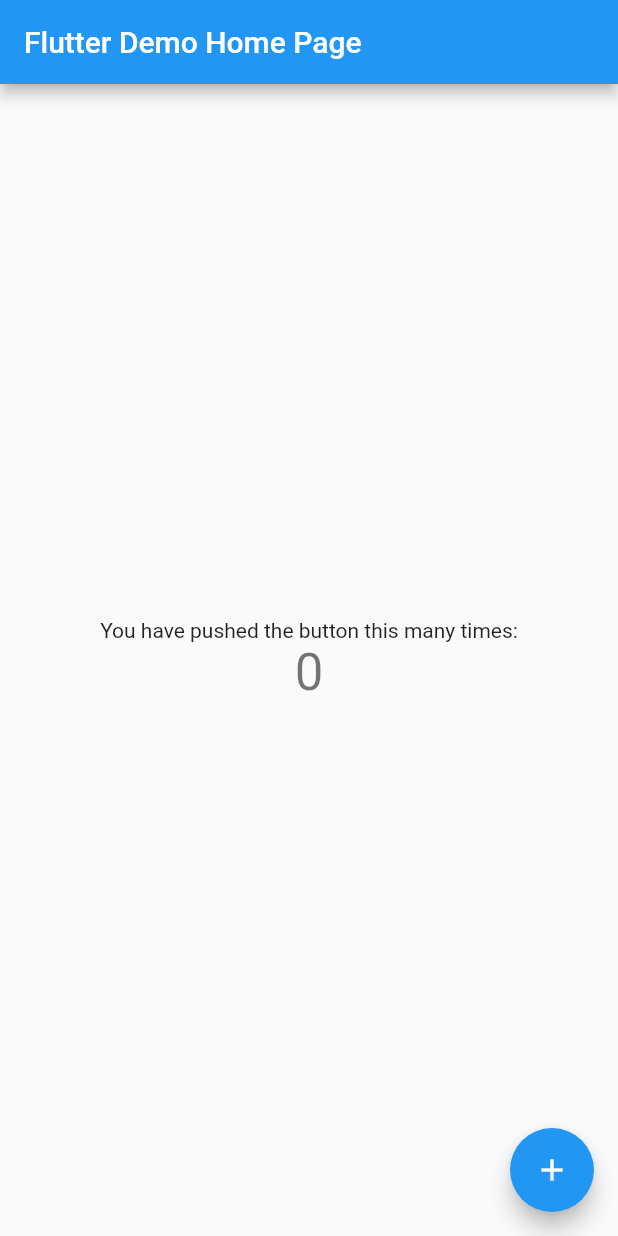
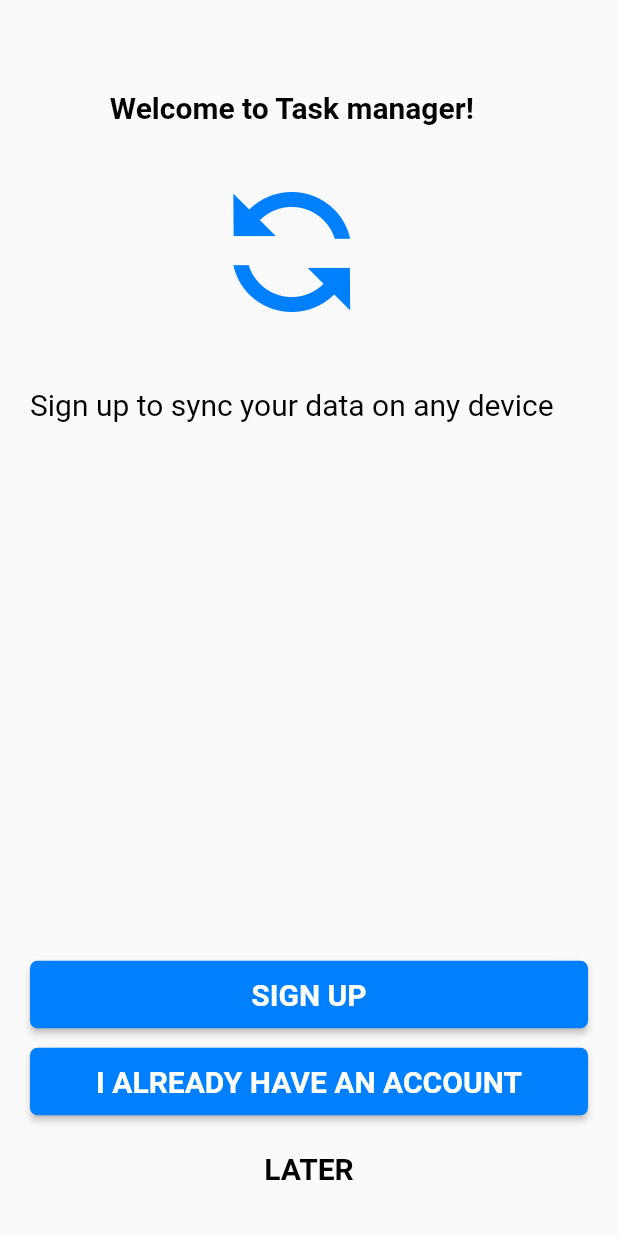
Before and after one commit to monke-master/Clean-task-manager-, a Flutter app: the screen it shows after launch, on a phone screen of 412 x 824 dp. Run offline on Flutter 3.47's test engine with Material 2 defaults, Android fonts, the phone set to English and light mode, and no system bars; our stand-ins replace flutter_svg; missing offline and left inert: localstore; generated files the repository leaves out were written again; project files that could hold a hidden picture were left out.

```diff
--- /dev/null
+++ b/l10n.yaml
@@ -0,0 +1,3 @@
+arb-dir: lib/l10n
+template-arb-file: app_en.arb
+output-localization-file: app_localizations.dart
--- a/lib/helpers/string_helper.dart
+++ b/lib/helpers/string_helper.dart
@@ -4,4 +4,8 @@ class StringHelper {
     return badId.split("\\")[2];
   }
 
+  static bool isValidEmail(String email) {
+    RegExp regExp = RegExp("^[a-zA-Z0-9_.+-]+@[a-zA-Z0-9_.+-]+(")
+  }
+
 }
--- /dev/null
+++ b/lib/l10n/app_en.arb
@@ -0,0 +1,13 @@
+{
+    "welcome": "Welcome to Task manager!",
+    "signUp": "SIGN UP",
+    "haveAccount": "I ALREADY HAVE AN ACCOUNT",
+    "signUpTip": "Sign up to sync your data on any device",
+    "later": "LATER",
+    "registration": "Registration",
+    "email": "Email",
+    "weWillSendCode": "We will send confirmation code to your email address.",
+    "next": "Next",
+    "code": "Code",
+    "sendNewCode": "Send new code:"
+}
--- a/lib/main.dart
+++ b/lib/main.dart
@@ -1,118 +1,50 @@
 import 'package:flutter/material.dart';
+import 'package:flutter_localizations/flutter_localizations.dart';
 import 'package:localstore/localstore.dart';
-import 'package:task_manager_arch/repository/local_database.dart';
+
+import 'package:flutter_gen/gen_l10n/app_localizations.dart';
+import 'package:task_manager_arch/view/app_route_builder.dart';
+import 'package:task_manager_arch/view/code_page.dart';
+import 'package:task_manager_arch/view/registration_page.dart';
+import 'package:task_manager_arch/view/start_page.dart';
 
 Future<void> main() async {
   runApp(const MyApp());
-  Localstore store = Localstore.instance;
 }
 
 class MyApp extends StatelessWidget {
   const MyApp({Key? key}) : super(key: key);
 
-  // This widget is the root of your application.
   @override
   Widget build(BuildContext context) {
     return MaterialApp(
+      localizationsDelegates: const [
+        AppLocalizations.delegate,
+        GlobalMaterialLocalizations.delegate,
+        GlobalWidgetsLocalizations.delegate,
+        GlobalCupertinoLocalizations.delegate,
+      ],
+      supportedLocales: const [
+        Locale('en', ''),
+        Locale('ru', '')
+      ],
       title: 'Flutter Demo',
       theme: ThemeData(
-        // This is the theme of your application.
-        //
-        // Try running your application with "flutter run". You'll see the
-        // application has a blue toolbar. Then, without quitting the app, try
-        // changing the primarySwatch below to Colors.green and then invoke
-        // "hot reload" (press "r" in the console where you ran "flutter run",
-        // or simply save your changes to "hot reload" in a Flutter IDE).
-        // Notice that the counter didn't reset back to zero; the application
-        // is not restarted.
         primarySwatch: Colors.blue,
       ),
-      home: const MyHomePage(title: 'Flutter Demo Home Page'),
+      initialRoute: '/',
+      onGenerateRoute: (settings) => onGenerateRoute(settings),
     );
   }
-}
 
-class MyHomePage extends StatefulWidget {
-  const MyHomePage({Key? key, required this.title}) : super(key: key);
-
-  // This widget is the home page of your application. It is stateful, meaning
-  // that it has a State object (defined below) that contains fields that affect
-  // how it looks.
-
-  // This class is the configuration for the state. It holds the values (in this
-  // case the title) provided by the parent (in this case the App widget) and
-  // used by the build method of the State. Fields in a Widget subclass are
-  // always marked "final".
-
-  final String title;
-
-  @override
-  State<MyHomePage> createState() => _MyHomePageState();
-}
-
-class _MyHomePageState extends State<MyHomePage> {
-  int _counter = 0;
-
-  void _incrementCounter() {
-    setState(() {
-      // This call to setState tells the Flutter framework that something has
-      // changed in this State, which causes it to rerun the build method below
-      // so that the display can reflect the updated values. If we changed
-      // _counter without calling setState(), then the build method would not be
-      // called again, and so nothing would appear to happen.
-      _counter++;
-    });
-  }
-
-  @override
-  Widget build(BuildContext context) {
-    // This method is rerun every time setState is called, for instance as done
-    // by the _incrementCounter method above.
-    //
-    // The Flutter framework has been optimized to make rerunning build methods
-    // fast, so that you can just rebuild anything that needs updating rather
-    // than having to individually change instances of widgets.
-    return Scaffold(
-      appBar: AppBar(
-        // Here we take the value from the MyHomePage object that was created by
-        // the App.build method, and use it to set our appbar title.
-        title: Text(widget.title),
-      ),
-      body: Center(
-        // Center is a layout widget. It takes a single child and positions it
-        // in the middle of the parent.
-        child: Column(
-          // Column is also a layout widget. It takes a list of children and
-          // arranges them vertically. By default, it sizes itself to fit its
-          // children horizontally, and tries to be as tall as its parent.
-          //
-          // Invoke "debug painting" (press "p" in the console, choose the
-          // "Toggle Debug Paint" action from the Flutter Inspector in Android
-          // Studio, or the "Toggle Debug Paint" command in Visual Studio Code)
-          // to see the wireframe for each widget.
-          //
-          // Column has various properties to control how it sizes itself and
-          // how it positions its children. Here we use mainAxisAlignment to
-          // center the children vertically; the main axis here is the vertical
-          // axis because Columns are vertical (the cross axis would be
-          // horizontal).
-          mainAxisAlignment: MainAxisAlignment.center,
-          children: <Widget>[
-            const Text(
-              'You have pushed the button this many times:',
-            ),
-            Text(
-              '$_counter',
-              style: Theme.of(context).textTheme.headline4,
-            ),
-          ],
-        ),
-      ),
-      floatingActionButton: FloatingActionButton(
-        onPressed: _incrementCounter,
-        tooltip: 'Increment',
-        child: const Icon(Icons.add),
-      ), // This trailing comma makes auto-formatting nicer for build methods.
-    );
+  Route onGenerateRoute(RouteSettings settings) {
+    switch (settings.name) {
+      case '/registration':
+        return AppRouteBuilder.defaultRouteBuilder(RegistrationPage());
+      case '/code':
+        return AppRouteBuilder.defaultRouteBuilder(CodePage());
+      default:
+        return AppRouteBuilder.defaultRouteBuilder(StartPage());
+    }
   }
 }
--- /dev/null
+++ b/lib/styles/app_colors.dart
@@ -0,0 +1,11 @@
+import 'dart:ui';
+
+// Цвета приложения
+class AppColors {
+
+  static const Color lightBlue = Color.fromARGB(255, 0, 128, 255);
+  static const Color blue =  Color.fromARGB(255, 0, 87, 173);
+  static const Color gray =  Color.fromARGB(255, 108, 108, 108);
+  static const Color red =  Color.fromARGB(255, 254, 0, 0);
+  static const Color lightGray =  Color.fromARGB(255, 181, 181, 181);
+}
--- /dev/null
+++ b/lib/styles/button_styles.dart
@@ -0,0 +1,22 @@
+import 'package:flutter/material.dart';
+import 'package:task_manager_arch/styles/text_styles.dart';
+
+import 'app_colors.dart';
+
+class ButtonStyles {
+
+  static final ButtonStyle defaultButton = ElevatedButton.styleFrom(
+    textStyle: TextStyles.buttonText,
+    backgroundColor: AppColors.lightBlue,
+    minimumSize: const Size.fromHeight(45),
+    shape: RoundedRectangleBorder(
+      borderRadius: BorderRadius.circular(5.0)
+    )
+  );
+
+  static final ButtonStyle defaultTextButton = TextButton.styleFrom(
+    textStyle: TextStyles.headerStyle,
+    foregroundColor: Colors.black,
+    minimumSize: const Size.fromHeight(45),
+  );
+}
--- /dev/null
+++ b/lib/styles/text_styles.dart
@@ -0,0 +1,34 @@
+import 'dart:ui';
+
+import 'package:flutter/material.dart';
+
+import 'app_colors.dart';
+
+// Стили текста
+class TextStyles {
+
+  // Стиль заголовка
+  static const TextStyle headerStyle = TextStyle(
+    color: Colors.black,
+    fontWeight: FontWeight.bold,
+    fontSize: 20,
+  );
+
+  static const TextStyle appBarTextStyle = TextStyle(
+    color: AppColors.lightBlue,
+    fontSize: 20,
+  );
+
+
+  static const TextStyle buttonText = TextStyle(
+    color: Colors.white,
+    fontWeight: FontWeight.bold,
+    fontSize: 20,
+  );
+
+  static const TextStyle defaultText = TextStyle(
+    color: Colors.black,
+    fontSize: 20,
+  );
+
+}
--- /dev/null
+++ b/lib/view/app_route_builder.dart
@@ -0,0 +1,23 @@
+import 'package:flutter/cupertino.dart';
+
+class AppRouteBuilder {
+
+  static PageRouteBuilder defaultRouteBuilder(Widget child) {
+    return PageRouteBuilder(
+      pageBuilder: (context, animation, secondaryAnimation) => child,
+      transitionsBuilder: (context, animation, secondaryAnimation, child)  {
+        const begin = Offset(1.0, 0.0);
+        const end = Offset.zero;
+        const curve = Curves.ease;
+
+        var tween = Tween(begin: begin, end: end).chain(CurveTween(curve: curve));
+
+        return SlideTransition(
+          position: animation.drive(tween),
+          child: child,
+        );
+      }
+    );
+}
+
+}
--- /dev/null
+++ b/lib/view/start_page.dart
@@ -0,0 +1,169 @@
+import 'dart:math';
+
+import 'package:flutter/material.dart';
+import 'package:flutter_gen/gen_l10n/app_localizations.dart';
+import 'package:flutter_svg/flutter_svg.dart';
+import 'package:task_manager_arch/styles/text_styles.dart';
+
+
+import '../styles/app_colors.dart';
+import '../styles/button_styles.dart';
+
+class StartPage extends StatefulWidget {
+
+  @override
+  State<StatefulWidget> createState() {
+    return _StartPageState();
+  }
+
+}
+
+class _StartPageState extends State<StartPage> with SingleTickerProviderStateMixin{
+
+  late Animation<double> animation;
+
+  @override
+  void initState() {
+    super.initState();
+
+    AnimationController controller = AnimationController(
+        duration: const Duration(seconds: 2),
+        vsync: this);
+    animation = Tween<double>(begin: 0, end: pi*2).animate(controller);
+
+    animation.addStatusListener((status) {
+        if (status == AnimationStatus.completed) {
+          controller.repeat();
+        }
+    });
+    controller.forward();
+  }
+
+  @override
+  Widget build(BuildContext context) {
+    return Scaffold(
+      body: _textColumn(context),
+      floatingActionButton: _floatingButtons(context),
+      floatingActionButtonLocation: FloatingActionButtonLocation.centerFloat,
+    );
+
+  }
+
+  Widget _textColumn(BuildContext context) {
+    return Column(
+      crossAxisAlignment: CrossAxisAlignment.center,
+      children: [
+        Padding(
+          padding: const EdgeInsets.only(top: 60),
+          child: Text(
+            AppLocalizations.of(context)!.welcome,
+            style: TextStyles.headerStyle,
+          ),
+        ),
+        Padding(
+          padding: const EdgeInsets.only(top: 25, bottom: 25),
+          child: AnimatedSyncImage(animation: animation),
+        ),
+        Container(
+          padding: const EdgeInsets.only(
+              left: 20, right: 20,
+              bottom: 5, top: 5),
+          child: Text(
+            AppLocalizations.of(context)!.signUpTip,
+            style: TextStyles.defaultText,
+            textAlign: TextAlign.center,
+          ),
+        ),
+      ],
+    );
+  }
+
+  Widget _floatingButtons(BuildContext context) {
+    EdgeInsetsGeometry buttonPadding = const EdgeInsets.only(
+        left: 20, right: 20,
+        bottom: 5, top: 5);
+    return Column(
+      crossAxisAlignment: CrossAxisAlignment.center,
+      mainAxisAlignment: MainAxisAlignment.end,
+      children: [
+        Row(
+          children: [
+            Expanded(
+              child: Container(
+                  padding: buttonPadding,
+                  child: ElevatedButton(
+                      style: ButtonStyles.defaultButton,
+                      onPressed: () {
+                        Navigator.pushNamed(context, '/registration');
+                      },
+                      child: Text(
+                        AppLocalizations.of(context)!.signUp,
+                      )
+                  ),
+                ),
+            )
+          ],
+        ),
+        Row(
+          children: [
+            Expanded(
+                child: Container(
+                  padding: buttonPadding,
+                  child: ElevatedButton(
+                      style: ButtonStyles.defaultButton,
+                      onPressed: () {},
+                      child: Align(
+                        alignment: Alignment.center,
+                        child: Text(
+                            AppLocalizations.of(context)!.haveAccount,
+                          textAlign: TextAlign.center,
+                        ),
+
+                      )
+
+                  ),
+                ),
+            )
+          ],
+        ),
+        Row(
+          children: [
+            Expanded(
+                child: Container(
+                  padding: buttonPadding,
+                  child: TextButton(
+                      style: ButtonStyles.defaultTextButton,
+                      onPressed: () {},
+                      child: Text(AppLocalizations.of(context)!.later)
+                  ),
+                ),
+            )
+          ],
+        )
+      ],
+    );
+  }
+
+
+}
+
+class AnimatedSyncImage extends AnimatedWidget {
+
+  const AnimatedSyncImage({required Animation<double> animation}) : super(listenable: animation);
+
+  @override
+  Widget build(BuildContext context) {
+    final animation = listenable as Animation<double>;
+    return Transform.rotate(
+      angle: animation.value,
+      child: const Icon(
+        Icons.sync,
+        color: AppColors.lightBlue,
+        size: 120
+      ),
+    );
+  }
+
+
+
+}
```
Also changed, not shown: lib/l10n/app_ru.arb (added, +13 -0 lines), lib/view/code_page.dart (added, +78 -0 lines), lib/view/registration_page.dart (added, +77 -0 lines), pubspec.yaml (+7 -0 lines), assets/Synchronize.svg (added), assets/active.svg (added), lib/controllers/controller.dart (line endings or trailing spaces), pubspec.lock.
